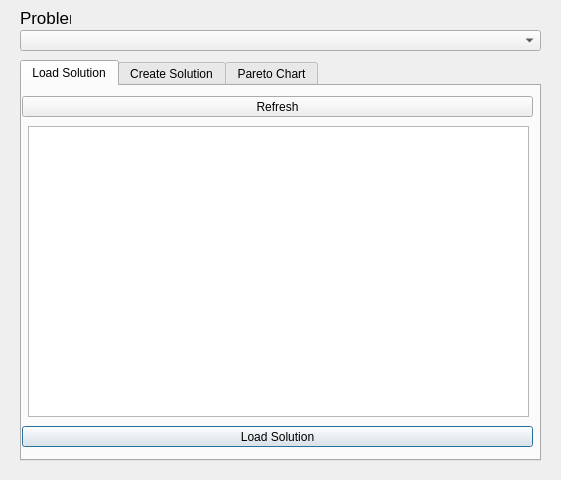
Ingeniousware/QGISWaterIng, file ui/watering_optimization_dialog.ui: the form before one commit.
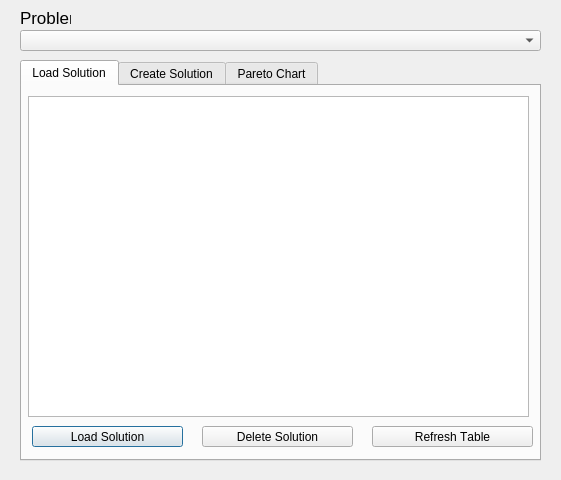
The form after the commit.

Commit message: delete solutions button added in optimization

Patch:
```diff
--- a/ui/watering_optimization_dialog.ui
+++ b/ui/watering_optimization_dialog.ui
@@ -65,18 +65,18 @@
      <property name="geometry">
       <rect>
        <x>6</x>
-       <y>40</y>
+       <y>10</y>
        <width>501</width>
-       <height>291</height>
+       <height>321</height>
       </rect>
      </property>
     </widget>
     <widget class="QPushButton" name="BtLoadSolution">
      <property name="geometry">
       <rect>
-       <x>0</x>
+       <x>10</x>
        <y>340</y>
-       <width>511</width>
+       <width>151</width>
        <height>21</height>
       </rect>
      </property>
@@ -87,14 +87,27 @@
     <widget class="QPushButton" name="BtRefreshTable">
      <property name="geometry">
       <rect>
-       <x>0</x>
-       <y>10</y>
-       <width>511</width>
+       <x>350</x>
+       <y>340</y>
+       <width>161</width>
        <height>21</height>
       </rect>
      </property>
      <property name="text">
-      <string>Refresh</string>
+      <string>Refresh Table</string>
+     </property>
+    </widget>
+    <widget class="QPushButton" name="BtDeleteSolution">
+     <property name="geometry">
+      <rect>
+       <x>180</x>
+       <y>340</y>
+       <width>151</width>
+       <height>21</height>
+      </rect>
+     </property>
+     <property name="text">
+      <string>Delete Solution</string>
      </property>
     </widget>
    </widget>
```
The commit also changes 1 other file.
